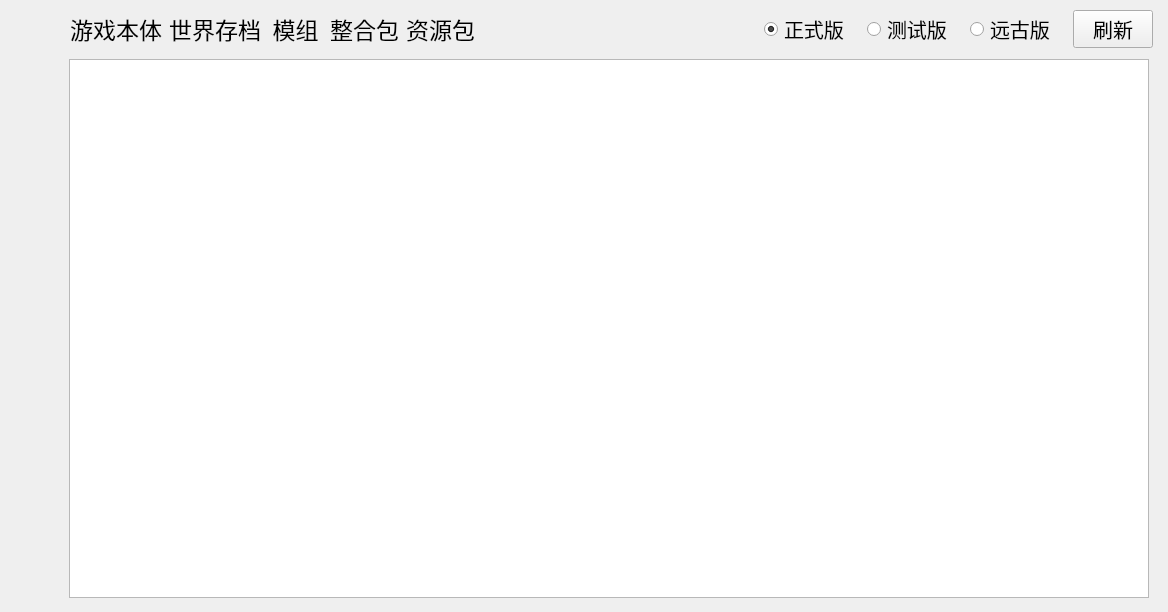
SkyWorldStudio/Minecraft-Optimal-Starter_3, file UI/MainWindow/MainWindow.ui: the form before one commit.
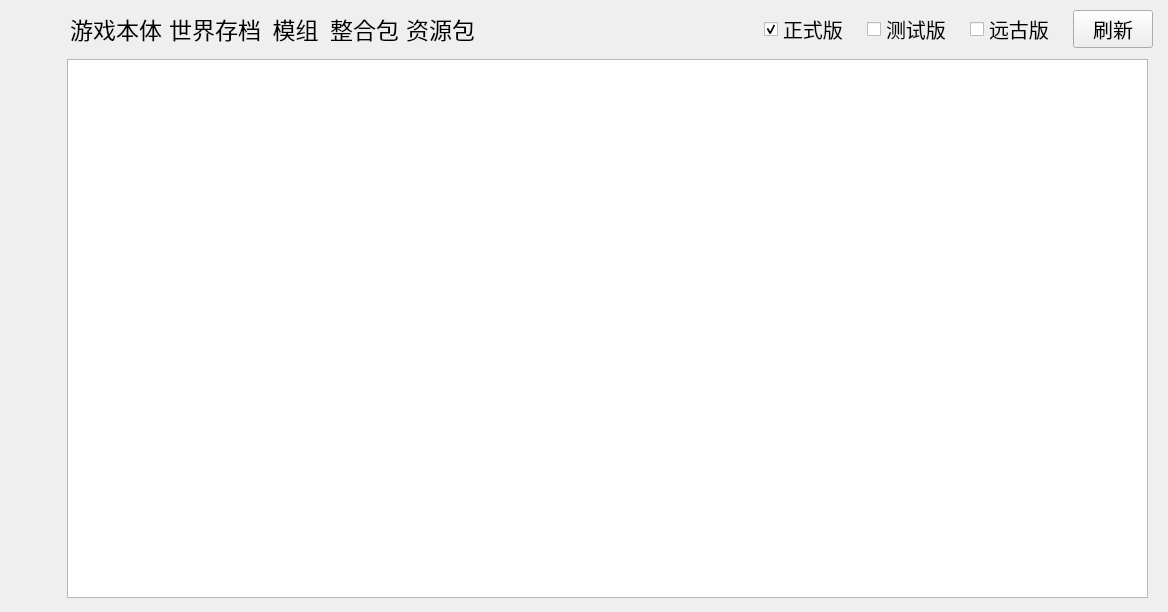
The form after the commit. The open tabs and pages were chosen to show the change. Icons and pictures are not drawn. Custom widgets are drawn as their Qt base class.

Diff of the .ui file:
```diff
--- a/UI/MainWindow/MainWindow.ui
+++ b/UI/MainWindow/MainWindow.ui
@@ -2005,7 +2005,7 @@
                        <number>0</number>
                       </property>
                       <item>
-                       <widget class="QRadioButton" name="radioButton_page_download_mc_official">
+                       <widget class="QCheckBox" name="checkBox_page_download_mc_official">
                         <property name="sizePolicy">
                          <sizepolicy hsizetype="Maximum" vsizetype="Fixed">
                           <horstretch>0</horstretch>
@@ -2038,7 +2038,7 @@
                        </widget>
                       </item>
                       <item>
-                       <widget class="QRadioButton" name="radioButton_page_download_mc_test">
+                       <widget class="QCheckBox" name="checkBox_page_download_mc_test">
                         <property name="sizePolicy">
                          <sizepolicy hsizetype="Maximum" vsizetype="Fixed">
                           <horstretch>0</horstretch>
@@ -2068,7 +2068,7 @@
                        </widget>
                       </item>
                       <item>
-                       <widget class="QRadioButton" name="radioButton_page_download_mc_previously">
+                       <widget class="QCheckBox" name="checkBox_page_download_mc_previously">
                         <property name="sizePolicy">
                          <sizepolicy hsizetype="Maximum" vsizetype="Fixed">
                           <horstretch>0</horstretch>
@@ -2147,16 +2147,31 @@
                  <widget class="QWidget" name="page_download_1">
                   <layout class="QHBoxLayout" name="horizontalLayout_17">
                    <property name="leftMargin">
-                    <number>12</number>
+                    <number>10</number>
                    </property>
                    <property name="topMargin">
                     <number>6</number>
                    </property>
+                   <property name="rightMargin">
+                    <number>10</number>
+                   </property>
                    <property name="bottomMargin">
                     <number>6</number>
                    </property>
                    <item>
-                    <widget class="QListWidget" name="listWidget_page_1_download"/>
+                    <widget class="QListWidget" name="listWidget_page_1_download">
+                     <property name="font">
+                      <font>
+                       <pointsize>13</pointsize>
+                      </font>
+                     </property>
+                     <property name="iconSize">
+                      <size>
+                       <width>40</width>
+                       <height>40</height>
+                      </size>
+                     </property>
+                    </widget>
                    </item>
                   </layout>
                  </widget>
```
Left out of the diff: 12 changed lines with no effect on the pictures.
